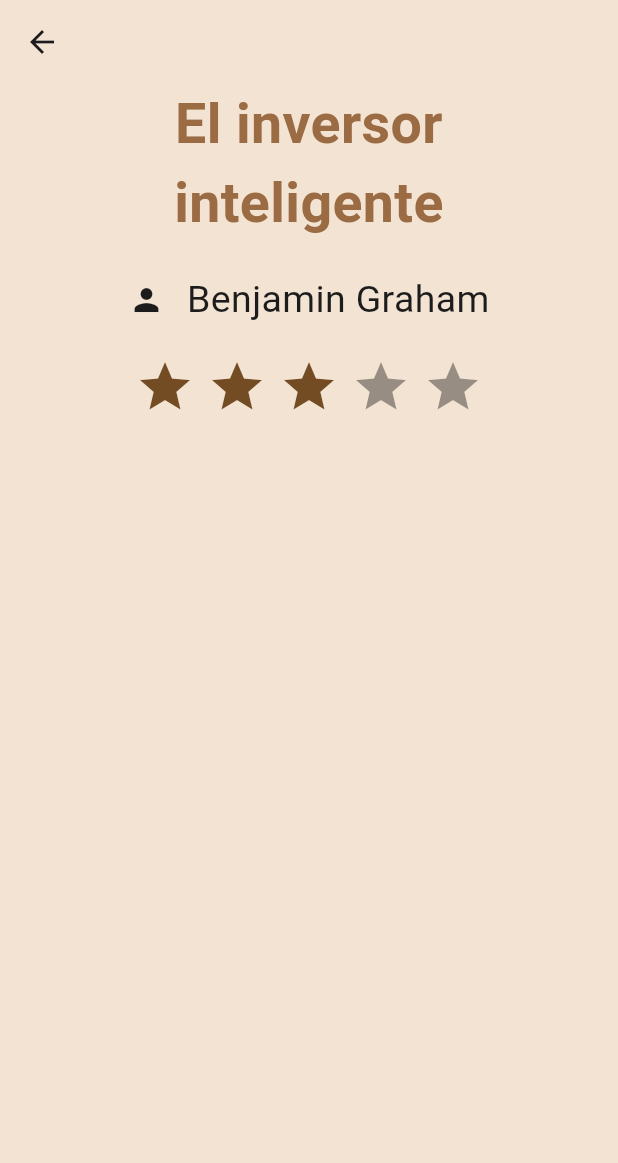
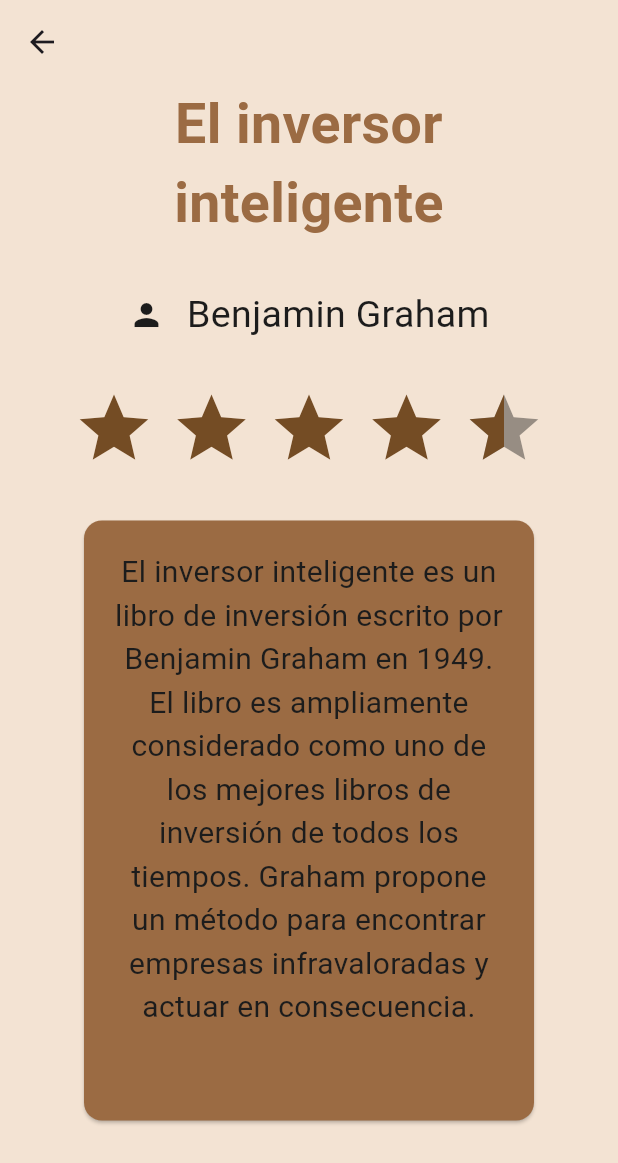
Before and after one commit to JulenR14/ProyectoMisLibros, a Flutter app: the TusLibros screen opened directly, after a tap on an icon or button, on a phone screen of 412 x 824 dp. Shown: the top 1163 px of the screen. Run offline on Flutter 3.47's test engine with Material 3 defaults, Android fonts, the phone set to English and light mode, and no system bars; drawn by our look-alikes of flutter_rating_bar; our stand-ins replace flutter_svg, logger; Roboto replaces fonts that are missing (RobotoSerif).

Commit message:
He terminado la parte principal de la screen de informacion de los libros (hay que arreglar cosas)

```diff
--- a/mis_libros/lib/screens/info_book.dart
+++ b/mis_libros/lib/screens/info_book.dart
@@ -4,6 +4,7 @@ import 'package:mis_libros/colors/colors.dart';
 import 'package:mis_libros/screens/views/tus_libros.dart';
 import 'package:flutter_rating_bar/flutter_rating_bar.dart';
 
+// ignore: must_be_immutable
 class InfoLibro extends StatefulWidget {
   InfoLibro({super.key, required this.libro});
   Libro libro;
@@ -38,7 +39,7 @@ class _InfoLibro extends State<InfoLibro> {
                       fontSize: 37,
                       fontWeight: FontWeight.bold),
                 )),
-            const SizedBox(height: 20),
+            const SizedBox(height: 30),
             Row(
               mainAxisAlignment: MainAxisAlignment.center,
               children: [
@@ -55,21 +56,46 @@ class _InfoLibro extends State<InfoLibro> {
                     )),
               ],
             ),
-            const SizedBox(height: 20),
+            const SizedBox(height: 30),
             RatingBar.builder(
-              initialRating: 3,
-              minRating: 1,
+              itemSize: 55,
+              initialRating: widget.libro.valoracion,
+              minRating: 0,
               direction: Axis.horizontal,
               allowHalfRating: true,
               itemCount: 5,
-              itemPadding: const EdgeInsets.symmetric(horizontal: 4.0),
+              itemPadding: const EdgeInsets.symmetric(horizontal: 5.0),
               itemBuilder: (context, _) => const Icon(
                 Icons.star,
                 color: MisColores.marronOscuro6,
               ),
               onRatingUpdate: (rating) {
+                widget.libro.valoracion = rating;
                 Logger().i(rating);
               },
+            ),
+            const SizedBox(height: 30),
+            Card(
+              color: MisColores.marronOscuro4,
+              child: SizedBox(
+                width: 300,
+                height: 400,
+                child: Positioned(
+                    right: 0,
+                    left: 0,
+                    child: SingleChildScrollView(
+                      child: Padding(
+                        padding: const EdgeInsets.all(20),
+                        child: Text(widget.libro.descripcion,
+                            textAlign: TextAlign.center,
+                            style: const TextStyle(
+                                fontFamily: 'RobotoSerif',
+                                color: MisColores.nero,
+                                fontSize: 20,
+                                fontWeight: FontWeight.normal)),
+                      ),
+                    )),
+              ),
             ),
           ],
         ),
--- a/mis_libros/lib/screens/views/tus_libros.dart
+++ b/mis_libros/lib/screens/views/tus_libros.dart
@@ -12,24 +12,60 @@ class TusLibros extends StatefulWidget {
 class _TusLibros extends State<TusLibros> {
   //libros que utlizamos para comprobar como se ve la lista de libros
   List<Libro> listaLibros = [
-    Libro('El inversor\ninteligente', 'Benjamin Graham',
-        'assets/images/librosPrueba/book_inversorInteligente.jpg'),
-    Libro('Padre rico,\npadre pobre', 'Robert Kiyosaki',
-        'assets/images/librosPrueba/book_padreRicoPadrePobre.jpg'),
-    Libro('El hombre en\nbusca de sentido', 'Viktor Frankl',
-        'assets/images/librosPrueba/book_hombreEnBuscaDeSentido.jpg'),
-    Libro('Piense y\nhágase rico', 'Napoleon Hill',
-        'assets/images/librosPrueba/book_pienseYhagaseRico.jpg'),
-    Libro('El poder\ndel ahora', 'Eckhart Tolle',
-        'assets/images/librosPrueba/book_poderDelAhora.jpg'),
-    Libro('El monje que\nvendio su ferrari', 'Robin Sharma',
-        'assets/images/librosPrueba/book_monjeQueVendioSuFerrari.jpeg'),
-    Libro('Hábitos Atómicos', 'James Clear',
-        'assets/images/librosPrueba/book_habitosAtomicos.jpg'),
-    Libro('El poder de\nlas Palabras', 'Mariano Sigman',
-        'assets/images/librosPrueba/book_elPoderDeLasPalabras.jpg'),
-    Libro('Nunca te pares', 'Phil Knight',
-        'assets/images/librosPrueba/book_nuncaTePares.jpg')
+    Libro(
+        'El inversor\ninteligente',
+        'Benjamin Graham',
+        'assets/images/librosPrueba/book_inversorInteligente.jpg',
+        4.5,
+        "El inversor inteligente es un libro de inversión escrito por Benjamin Graham en 1949. El libro es ampliamente considerado como uno de los mejores libros de inversión de todos los tiempos. Graham propone un método para encontrar empresas infravaloradas y actuar en consecuencia."),
+    Libro(
+        'Padre rico,\npadre pobre',
+        'Robert Kiyosaki',
+        'assets/images/librosPrueba/book_padreRicoPadrePobre.jpg',
+        2,
+        "Padre rico, padre pobre es un libro de finanzas personales escrito por Robert Kiyosaki y Sharon Lechter. Fue publicado por primera vez en 1997. El libro aboga por la importancia de la educación financiera, incluyendo la inversión, la gestión de activos, la formación de corporaciones y el uso de estrategias fiscales."),
+    Libro(
+        'El hombre en\nbusca de sentido',
+        'Viktor Frankl',
+        'assets/images/librosPrueba/book_hombreEnBuscaDeSentido.jpg',
+        3,
+        "El hombre en busca de sentido es un libro de psicología escrito por Viktor Frankl. El libro relata sus experiencias como prisionero en campos de concentración durante la Segunda Guerra Mundial, y describe su método para encontrar un motivo para vivir."),
+    Libro(
+        'Piense y\nhágase rico',
+        'Napoleon Hill',
+        'assets/images/librosPrueba/book_pienseYhagaseRico.jpg',
+        5,
+        "Piense y hágase rico es un libro de autoayuda escrito por Napoleon Hill. Fue publicado por primera vez en 1937. El libro está basado en una serie de entrevistas a Andrew Carnegie, que Hill realizó durante 25 años y que le sirvieron de base para su filosofía del éxito."),
+    Libro(
+        'El poder\ndel ahora',
+        'Eckhart Tolle',
+        'assets/images/librosPrueba/book_poderDelAhora.jpg',
+        4,
+        "El poder del ahora es un libro de espiritualidad escrito por Eckhart Tolle. Fue publicado por primera vez en 1997. El libro defiende la importancia de la atención plena y la meditación en la vida diaria."),
+    Libro(
+        'El monje que\nvendio su ferrari',
+        'Robin Sharma',
+        'assets/images/librosPrueba/book_monjeQueVendioSuFerrari.jpeg',
+        1,
+        "El monje que vendió su Ferrari es un libro de autoayuda escrito por Robin Sharma. Fue publicado por primera vez en 1997. El libro relata la historia de Julian Mantle, un abogado que, tras sufrir un ataque al corazón, abandona su carrera y se va a la India."),
+    Libro(
+        'Hábitos Atómicos',
+        'James Clear',
+        'assets/images/librosPrueba/book_habitosAtomicos.jpg',
+        4,
+        "Hábitos atómicos es un libro de autoayuda escrito por James Clear. Fue publicado por primera vez en 2018. El libro defiende la importancia de los pequeños cambios en la vida diaria para lograr grandes resultados."),
+    Libro(
+        'El poder de\nlas Palabras',
+        'Mariano Sigman',
+        'assets/images/librosPrueba/book_elPoderDeLasPalabras.jpg',
+        3,
+        "El poder de las palabras es un libro de psicología escrito por Mariano Sigman. Fue public"),
+    Libro(
+        'Nunca te pares',
+        'Phil Knight',
+        'assets/images/librosPrueba/book_nuncaTePares.jpg',
+        5,
+        "Nunca te pares es un libro de autobiografía escrito por Phil Knight. Fue publicado por primera vez en 2016. El libro relata la historia de la creación de Nike."),
   ];
 
   @override
@@ -114,5 +150,8 @@ class Libro {
   String titulo;
   String autor;
   String imagen;
-  Libro(this.titulo, this.autor, this.imagen);
+  double valoracion;
+  String descripcion;
+  Libro(
+      this.titulo, this.autor, this.imagen, this.valoracion, this.descripcion);
 }
```
